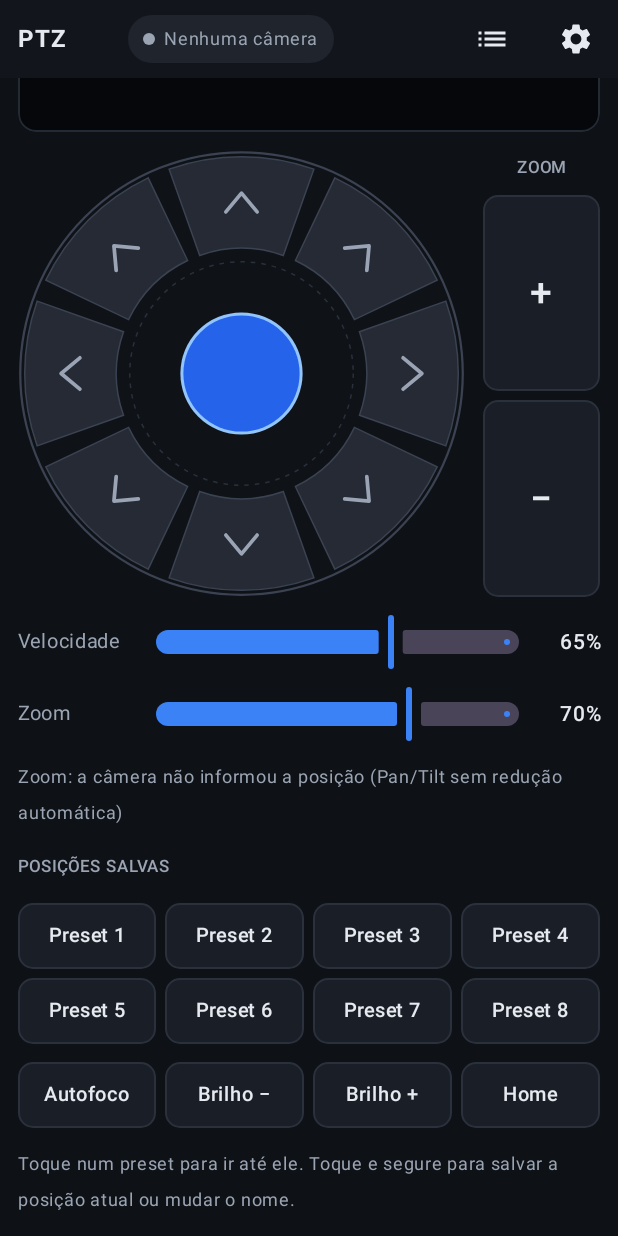
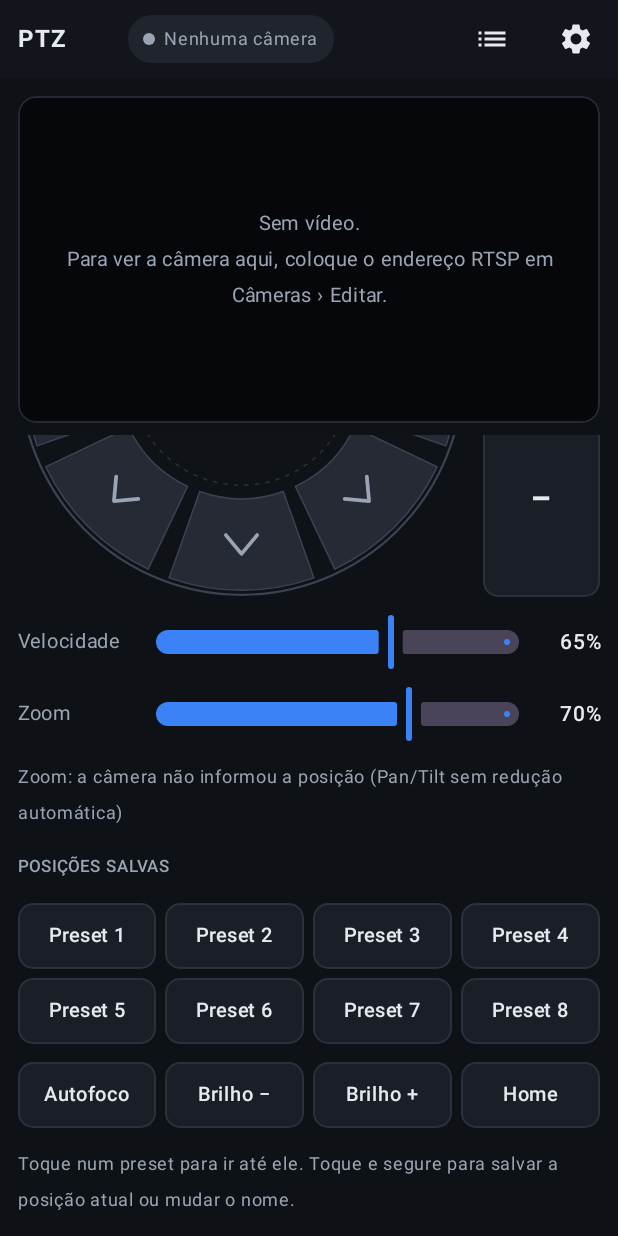
Before and after one commit to eleonardop/ptz-android, an Android app built with Jetpack Compose: the screen it shows after launch (MainActivity), scrolled down 194 dp, on a phone screen of 412 x 824 dp. Run offline under Robolectric (Android 15) with nearby library versions, the phone set to English and light mode, and no system bars.

Commit message:
Tela de controle em pé: vídeo fixo no topo, só os controles rolam
Co-Authored-By: Claude Opus 5.5 <noreply@anthropic.com>
Claude-Session: https://claude.ai/code/session_01ChsCtzzmh5WTSWCfHnyMZx

```diff
--- a/app/src/main/java/com/ptzstudio/android/ui/ControlScreen.kt
+++ b/app/src/main/java/com/ptzstudio/android/ui/ControlScreen.kt
@@ -122,11 +122,13 @@ fun ControlScreen(engine: Engine, onCameras: () -> Unit, onSettings: () -> Unit)
                     }
                 }
             } else {
+                // O vídeo fica fixo no topo; só os controles rolam por baixo dele.
+                Column(Modifier.fillMaxSize()) {
+                    video(Modifier.padding(start = 12.dp, end = 12.dp, top = 12.dp, bottom = 8.dp).fillMaxWidth().aspectRatio(16f / 9f))
                 Column(
-                    Modifier.fillMaxSize().verticalScroll(rememberScrollState()).padding(12.dp),
+                    Modifier.fillMaxWidth().weight(1f).verticalScroll(rememberScrollState()).padding(start = 12.dp, end = 12.dp, top = 4.dp, bottom = 12.dp),
                     verticalArrangement = Arrangement.spacedBy(12.dp),
                 ) {
-                    video(Modifier.fillMaxWidth().aspectRatio(16f / 9f))
                     JoystickAndZoom(engine, joystickSize = min(300f, boxW.value - 24f - 78f - 12f).dp)
                     SpeedSlider(engine, settings)
                     ZoomSpeedSlider(engine, settings)
@@ -138,6 +140,7 @@ fun ControlScreen(engine: Engine, onCameras: () -> Unit, onSettings: () -> Unit)
                         "Toque num preset para ir até ele. Toque e segure para salvar a posição atual ou mudar o nome.",
                         color = Palette.Muted, fontSize = 12.sp,
                     )
+                }
                 }
             }
         }
```
